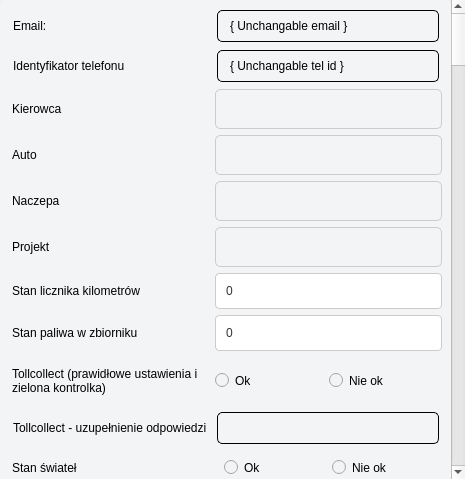
This is protocolform.ui in Ph4sm4/FinelogApp as Qt 5 draws it before an edit. The edited form follows.
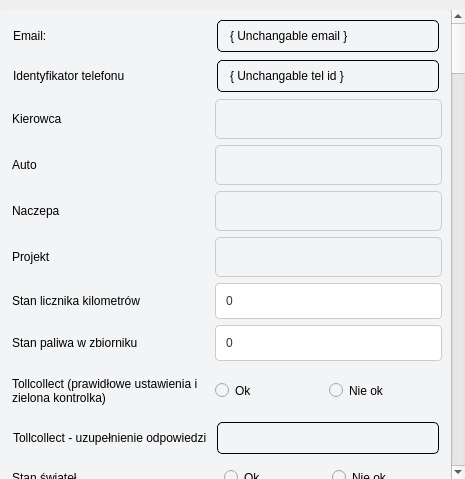
This is the edited form. Icons and pictures are not drawn.

Commit message: admin panel -> user protocol inspection

What changed in the file:
```diff
--- a/protocolform.ui
+++ b/protocolform.ui
@@ -65,7 +65,7 @@
     <number>0</number>
    </property>
    <property name="topMargin">
-    <number>0</number>
+    <number>10</number>
    </property>
    <property name="rightMargin">
     <number>0</number>
```
The commit also changes 6 other files.
